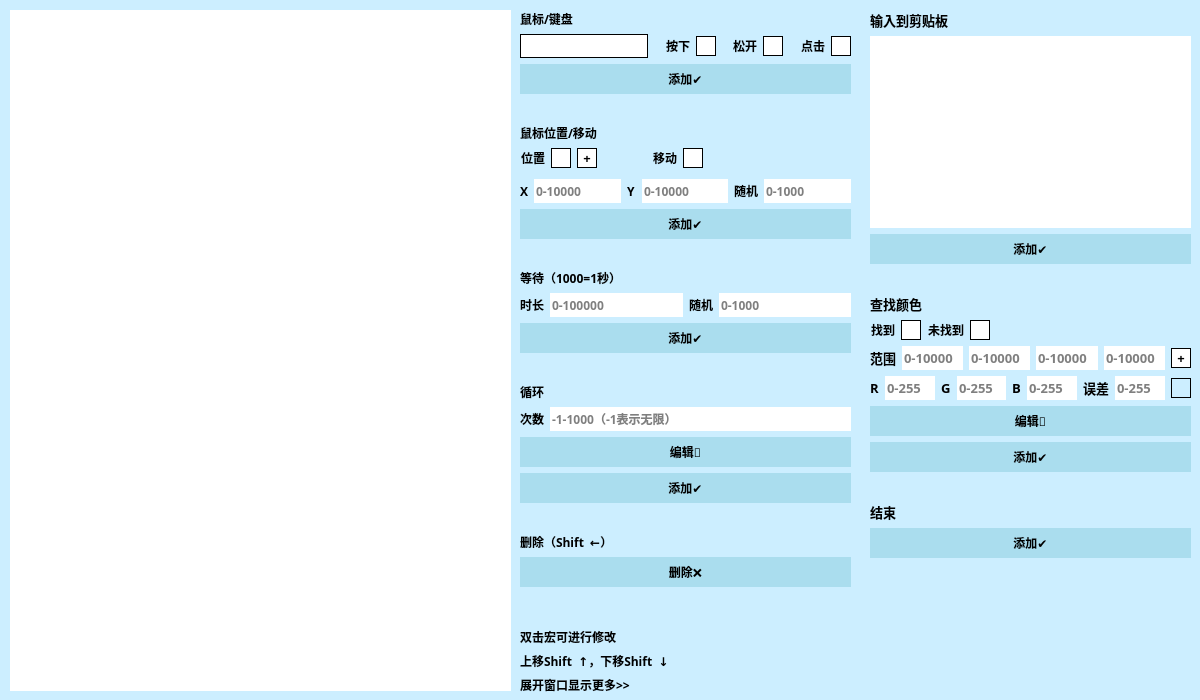
This is .ui/EditUi.ui in hongliangdu/Quickinput as Qt 5 draws it before an edit. The edited form follows.
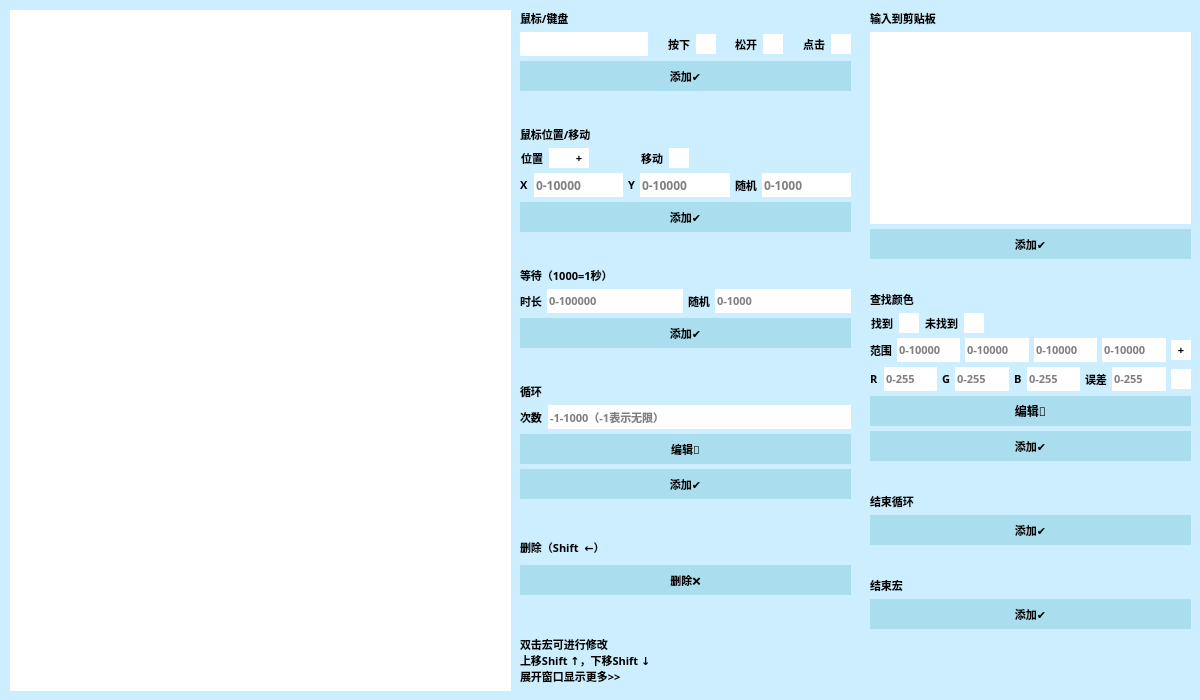
This is the edited form. Icons and pictures are not drawn. Custom widgets are drawn as their Qt base class.

What changed in the file:
```diff
--- a/.ui/EditUi.ui
+++ b/.ui/EditUi.ui
@@ -38,10 +38,18 @@
      <x>520</x>
      <y>10</y>
      <width>331</width>
-     <height>684</height>
+     <height>681</height>
     </rect>
    </property>
    <layout class="QVBoxLayout" name="verticalLayout">
+    <property name="spacing">
+     <number>35</number>
+    </property>
+    <item>
+     <layout class="QVBoxLayout" name="verticalLayout_3">
+      <property name="spacing">
+       <number>5</number>
+      </property>
     <item>
      <widget class="QLabel" name="lbKey">
       <property name="maximumSize">
@@ -53,7 +61,7 @@
       <property name="font">
        <font>
         <family>微软雅黑</family>
-        <pointsize>9</pointsize>
+          <pointsize>8</pointsize>
         <weight>75</weight>
         <bold>true</bold>
        </font>
@@ -63,20 +71,22 @@
       </property>
      </widget>
     </item>
-    <item>
-     <layout class="QHBoxLayout" name="horizontalLayout_3">
-      <property name="bottomMargin">
-       <number>0</number>
-      </property>
-     </layout>
-    </item>
     <item>
      <layout class="QHBoxLayout" name="horizontalLayout">
+        <property name="spacing">
+         <number>5</number>
+        </property>
       <property name="bottomMargin">
        <number>0</number>
       </property>
       <item>
        <widget class="QKeyEdit" name="hkKey" native="true">
+          <property name="sizePolicy">
+           <sizepolicy hsizetype="Preferred" vsizetype="Fixed">
+            <horstretch>0</horstretch>
+            <verstretch>0</verstretch>
+           </sizepolicy>
+          </property>
         <property name="minimumSize">
          <size>
           <width>128</width>
@@ -90,10 +100,10 @@
          </size>
         </property>
         <property name="toolTip">
-         <string>点击后再按下鼠标或键盘</string>
+           <string/>
         </property>
         <property name="styleSheet">
-         <string notr="true">background-color:#FFF; border:1px solid #000;</string>
+           <string notr="true">background-color:#FFF;</string>
         </property>
        </widget>
       </item>
@@ -102,7 +112,7 @@
         <property name="font">
          <font>
           <family>微软雅黑</family>
-          <pointsize>9</pointsize>
+            <pointsize>8</pointsize>
           <weight>75</weight>
           <bold>true</bold>
          </font>
@@ -117,15 +127,7 @@
          <enum>Qt::RightToLeft</enum>
         </property>
         <property name="styleSheet">
-         <string notr="true">QRadioButton::indicator {
-	background-color:#FFF;
-	width:18;
-	height:18;
-	border:1px solid #000;
-}
-QRadioButton::indicator:checked {
-	background-color:#888;
-}</string>
+           <string notr="true">QRadioButton::indicator {background-color:#FFF;width:20px;height:20px}QRadioButton::indicator:checked {background-color:#888;}</string>
         </property>
         <property name="text">
          <string>按下</string>
@@ -137,7 +139,7 @@
         <property name="font">
          <font>
           <family>微软雅黑</family>
-          <pointsize>9</pointsize>
+            <pointsize>8</pointsize>
           <weight>75</weight>
           <bold>true</bold>
          </font>
@@ -152,15 +154,7 @@
          <enum>Qt::RightToLeft</enum>
         </property>
         <property name="styleSheet">
-         <string notr="true">QRadioButton::indicator {
-	background-color:#FFF;
-	width:18;
-	height:18;
-	border:1px solid #000;
-}
-QRadioButton::indicator:checked {
-	background-color:#888;
-}</string>
+           <string notr="true">QRadioButton::indicator {background-color:#FFF;width:20px;height:20px}QRadioButton::indicator:checked {background-color:#888;}</string>
         </property>
         <property name="text">
          <string>松开</string>
@@ -172,7 +166,7 @@
         <property name="font">
          <font>
           <family>微软雅黑</family>
-          <pointsize>9</pointsize>
+            <pointsize>8</pointsize>
           <weight>75</weight>
           <bold>true</bold>
          </font>
@@ -187,15 +181,7 @@
          <enum>Qt::RightToLeft</enum>
         </property>
         <property name="styleSheet">
-         <string notr="true">QRadioButton::indicator {
-	background-color:#FFF;
-	width:18;
-	height:18;
-	border:1px solid #000;
-}
-QRadioButton::indicator:checked {
-	background-color:#888;
-}</string>
+           <string notr="true">QRadioButton::indicator {background-color:#FFF;width:20px;height:20px}QRadioButton::indicator:checked {background-color:#888;}</string>
         </property>
         <property name="text">
          <string>点击</string>
@@ -215,7 +201,7 @@
       <property name="font">
        <font>
         <family>微软雅黑</family>
-        <pointsize>9</pointsize>
+          <pointsize>8</pointsize>
         <weight>75</weight>
         <bold>true</bold>
        </font>
@@ -235,22 +221,13 @@
       </property>
      </widget>
     </item>
+     </layout>
+    </item>
     <item>
-     <widget class="Line" name="line">
-      <property name="minimumSize">
-       <size>
-        <width>0</width>
-        <height>18</height>
-       </size>
+     <layout class="QVBoxLayout" name="verticalLayout_4">
+      <property name="spacing">
+       <number>5</number>
       </property>
-      <property name="styleSheet">
-       <string notr="true">border:none;</string>
-      </property>
-      <property name="orientation">
-       <enum>Qt::Horizontal</enum>
-      </property>
-     </widget>
-    </item>
     <item>
      <widget class="QLabel" name="lbMove">
       <property name="maximumSize">
@@ -262,7 +239,7 @@
       <property name="font">
        <font>
         <family>微软雅黑</family>
-        <pointsize>9</pointsize>
+          <pointsize>8</pointsize>
         <weight>75</weight>
         <bold>true</bold>
        </font>
@@ -274,8 +251,17 @@
     </item>
     <item>
      <layout class="QHBoxLayout" name="horizontalLayout_8">
+        <property name="spacing">
+         <number>0</number>
+        </property>
+        <property name="leftMargin">
+         <number>0</number>
+        </property>
+        <property name="rightMargin">
+         <number>0</number>
+        </property>
       <property name="bottomMargin">
-       <number>5</number>
+         <number>0</number>
       </property>
       <item>
        <widget class="QRadioButton" name="rbPos">
@@ -288,7 +274,7 @@
         <property name="font">
          <font>
           <family>微软雅黑</family>
-          <pointsize>9</pointsize>
+            <pointsize>8</pointsize>
           <weight>75</weight>
           <bold>true</bold>
          </font>
@@ -303,15 +289,7 @@
          <enum>Qt::RightToLeft</enum>
         </property>
         <property name="styleSheet">
-         <string notr="true">QRadioButton::indicator {
-	background-color:#FFF;
-	width:18;
-	height:18;
-	border:1px solid #000;
-}
-QRadioButton::indicator:checked {
-	background-color:#888;
-}</string>
+           <string notr="true">QRadioButton::indicator {background-color:#FFF;width:20px;height:20px}QRadioButton::indicator:checked {background-color:#888;}</string>
         </property>
         <property name="text">
          <string>位置</string>
@@ -335,7 +313,7 @@
         <property name="font">
          <font>
           <family>微软雅黑</family>
-          <pointsize>10</pointsize>
+            <pointsize>8</pointsize>
           <weight>75</weight>
           <bold>true</bold>
          </font>
@@ -344,7 +322,7 @@
          <enum>Qt::ClickFocus</enum>
         </property>
         <property name="styleSheet">
-         <string notr="true">background-color:#FFF; border:1px solid #000;</string>
+           <string notr="true">background-color:#FFF; border:none;</string>
         </property>
         <property name="text">
          <string>+</string>
@@ -362,7 +340,7 @@
         <property name="font">
          <font>
           <family>微软雅黑</family>
-          <pointsize>9</pointsize>
+            <pointsize>8</pointsize>
           <weight>75</weight>
           <bold>true</bold>
          </font>
@@ -377,15 +355,7 @@
          <enum>Qt::RightToLeft</enum>
         </property>
         <property name="styleSheet">
-         <string notr="true">QRadioButton::indicator {
-	background-color:#FFF;
-	width:18;
-	height:18;
-	border:1px solid #000;
-}
-QRadioButton::indicator:checked {
-	background-color:#888;
-}</string>
+           <string notr="true">QRadioButton::indicator {background-color:#FFF;width:20px;height:20px}QRadioButton::indicator:checked {background-color:#888;}</string>
         </property>
         <property name="text">
          <string>移动</string>
@@ -409,6 +379,12 @@
     </item>
     <item>
      <layout class="QHBoxLayout" name="horizontalLayout_2">
+        <property name="spacing">
+         <number>5</number>
+        </property>
+        <property name="leftMargin">
+         <number>0</number>
+        </property>
       <property name="bottomMargin">
        <number>0</number>
       </property>
@@ -417,7 +393,7 @@
         <property name="font">
          <font>
           <family>微软雅黑</family>
-          <pointsize>9</pointsize>
+            <pointsize>8</pointsize>
           <weight>75</weight>
           <bold>true</bold>
          </font>
@@ -468,7 +444,7 @@
         <property name="font">
          <font>
           <family>微软雅黑</family>
-          <pointsize>9</pointsize>
+            <pointsize>8</pointsize>
           <weight>75</weight>
           <bold>true</bold>
          </font>
@@ -513,7 +489,7 @@
         <property name="font">
          <font>
           <family>微软雅黑</family>
-          <pointsize>9</pointsize>
+            <pointsize>8</pointsize>
           <weight>75</weight>
           <bold>true</bold>
          </font>
@@ -569,7 +545,7 @@
       <property name="font">
        <font>
         <family>微软雅黑</family>
-        <pointsize>9</pointsize>
+          <pointsize>8</pointsize>
         <weight>75</weight>
         <bold>true</bold>
        </font>
@@ -589,22 +565,13 @@
       </property>
      </widget>
     </item>
+     </layout>
+    </item>
     <item>
-     <widget class="Line" name="line_2">
-      <property name="minimumSize">
-       <size>
-        <width>0</width>
-        <height>18</height>
-       </size>
+     <layout class="QVBoxLayout" name="verticalLayout_5">
+      <property name="spacing">
+       <number>5</number>
       </property>
-      <property name="styleSheet">
-       <string notr="true">border:none;</string>
-      </property>
-      <property name="orientation">
-       <enum>Qt::Horizontal</enum>
-      </property>
-     </widget>
-    </item>
     <item>
      <widget class="QLabel" name="lbDelay">
       <property name="maximumSize">
@@ -616,7 +583,7 @@
       <property name="font">
        <font>
         <family>微软雅黑</family>
-        <pointsize>9</pointsize>
+          <pointsize>8</pointsize>
         <weight>75</weight>
         <bold>true</bold>
        </font>
@@ -628,12 +595,15 @@
     </item>
     <item>
      <layout class="QHBoxLayout" name="horizontalLayout_4">
+        <property name="spacing">
+         <number>5</number>
+        </property>
       <item>
        <widget class="QLabel" name="lbTime">
         <property name="font">
          <font>
           <family>微软雅黑</family>
-          <pointsize>9</pointsize>
+            <pointsize>8</pointsize>
           <weight>75</weight>
           <bold>true</bold>
          </font>
@@ -657,7 +627,7 @@
         <property name="font">
          <font>
           <family>微软雅黑</family>
-          <pointsize>9</pointsize>
+            <pointsize>8</pointsize>
           <weight>75</weight>
           <bold>true</bold>
          </font>
@@ -687,7 +657,7 @@
         <property name="font">
          <font>
           <family>微软雅黑</family>
-          <pointsize>9</pointsize>
+            <pointsize>8</pointsize>
           <weight>75</weight>
           <bold>true</bold>
          </font>
@@ -714,7 +684,7 @@
         <property name="font">
          <font>
           <family>微软雅黑</family>
-          <pointsize>9</pointsize>
+            <pointsize>8</pointsize>
           <weight>75</weight>
           <bold>true</bold>
          </font>
@@ -752,7 +722,7 @@
       <property name="font">
        <font>
         <family>微软雅黑</family>
-        <pointsize>9</pointsize>
+          <pointsize>8</pointsize>
         <weight>75</weight>
         <bold>true</bold>
        </font>
@@ -772,22 +742,13 @@
       </property>
      </widget>
     </item>
+     </layout>
+    </item>
     <item>
-     <widget class="Line" name="line_3">
-      <property name="minimumSize">
-       <size>
-        <width>0</width>
-        <height>18</height>
-       </size>
+     <layout class="QVBoxLayout" name="verticalLayout_6">
+      <property name="spacing">
+       <number>5</number>
       </property>
-      <property name="styleSheet">
-       <string notr="true">border:none;</string>
-      </property>
-      <property name="orientation">
-       <enum>Qt::Horizontal</enum>
-      </property>
-     </widget>
-    </item>
     <item>
      <widget class="QLabel" name="lbLoop">
       <property name="maximumSize">
@@ -799,7 +760,7 @@
       <property name="font">
        <font>
         <family>微软雅黑</family>
-        <pointsize>9</pointsize>
+          <pointsize>8</pointsize>
         <weight>75</weight>
         <bold>true</bold>
        </font>
@@ -811,12 +772,15 @@
     </item>
     <item>
      <layout class="QHBoxLayout" name="horizontalLayout_7">
+        <property name="spacing">
+         <number>5</number>
+        </property>
       <item>
        <widget class="QLabel" name="lbCount">
         <property name="font">
          <font>
           <family>微软雅黑</family>
-          <pointsize>9</pointsize>
+            <pointsize>8</pointsize>
           <weight>75</weight>
           <bold>true</bold>
          </font>
@@ -840,7 +804,7 @@
         <property name="font">
          <font>
           <family>微软雅黑</family>
-          <pointsize>9</pointsize>
+            <pointsize>8</pointsize>
           <weight>75</weight>
           <bold>true</bold>
          </font>
@@ -878,7 +842,7 @@
       <property name="font">
        <font>
         <family>微软雅黑</family>
-        <pointsize>9</pointsize>
+          <pointsize>8</pointsize>
         <weight>75</weight>
         <bold>true</bold>
        </font>
@@ -909,7 +873,7 @@
       <property name="font">
        <font>
         <family>微软雅黑</family>
-        <pointsize>9</pointsize>
+          <pointsize>8</pointsize>
         <weight>75</weight>
         <bold>true</bold>
        </font>
@@ -929,22 +893,13 @@
       </property>
      </widget>
     </item>
+     </layout>
+    </item>
     <item>
-     <widget class="Line" name="line_4">
-      <property name="minimumSize">
-       <size>
-        <width>0</width>
-        <height>18</height>
-       </size>
+     <layout class="QVBoxLayout" name="verticalLayout_7">
+      <property name="spacing">
+       <number>5</number>
       </property>
-      <property name="styleSheet">
-       <string notr="true">border:none;</string>
-      </property>
-      <property name="orientation">
-       <enum>Qt::Horizontal</enum>
-      </property>
-     </widget>
-    </item>
     <item>
      <widget class="QLabel" name="lbDelete">
       <property name="maximumSize">
@@ -956,7 +911,7 @@
       <property name="font">
        <font>
         <family>微软雅黑</family>
-        <pointsize>9</pointsize>
+          <pointsize>8</pointsize>
         <weight>75</weight>
         <bold>true</bold>
        </font>
@@ -977,7 +932,7 @@
       <property name="font">
        <font>
         <family>微软雅黑</family>
-        <pointsize>9</pointsize>
+          <pointsize>8</pointsize>
         <weight>75</weight>
         <bold>true</bold>
        </font>
@@ -997,60 +952,7 @@
       </property>
      </widget>
     </item>
-    <item>
-     <spacer name="verticalSpacer">
-      <property name="orientation">
-       <enum>Qt::Vertical</enum>
-      </property>
-      <property name="sizeHint" stdset="0">
-       <size>
-        <width>20</width>
-        <height>40</height>
-       </size>
-      </property>
-     </spacer>
-    </item>
-    <item>
-     <widget class="QLabel" name="lbTips3">
-      <property name="maximumSize">
-       <size>
-        <width>16777215</width>
-        <height>16777215</height>
-       </size>
-      </property>
-      <property name="font">
-       <font>
-        <family>微软雅黑</family>
-        <pointsize>9</pointsize>
-        <weight>75</weight>
-        <bold>true</bold>
-       </font>
-      </property>
-      <property name="text">
-       <string>双击宏可进行修改</string>
-      </property>
-     </widget>
-    </item>
-    <item>
-     <widget class="QLabel" name="lbTips2">
-      <property name="maximumSize">
-       <size>
-        <width>16777215</width>
-        <height>16777215</height>
-       </size>
-      </property>
-      <property name="font">
-       <font>
-        <family>微软雅黑</family>
-        <pointsize>9</pointsize>
-        <weight>75</weight>
-        <bold>true</bold>
-       </font>
-      </property>
-      <property name="text">
-       <string>上移Shift  ↑，下移Shift  ↓</string>
-      </property>
-     </widget>
+     </layout>
     </item>
     <item>
      <widget class="QLabel" name="lbTips">
@@ -1063,13 +965,21 @@
       <property name="font">
        <font>
         <family>微软雅黑</family>
-        <pointsize>9</pointsize>
+        <pointsize>8</pointsize>
         <weight>75</weight>
         <bold>true</bold>
        </font>
       </property>
       <property name="text">
-       <string>展开窗口显示更多&gt;&gt;</string>
+       <string>双击宏可进行修改
+上移Shift ↑，下移Shift ↓
+展开窗口显示更多&gt;&gt;</string>
+      </property>
+      <property name="textFormat">
+       <enum>Qt::PlainText</enum>
+      </property>
+      <property name="wordWrap">
+       <bool>true</bool>
       </property>
      </widget>
     </item>
@@ -1158,6 +1068,14 @@
     </rect>
    </property>
    <layout class="QVBoxLayout" name="verticalLayout_2">
+    <property name="spacing">
+     <number>32</number>
+    </property>
+    <item>
+     <layout class="QVBoxLayout" name="verticalLayout_8">
+      <property name="spacing">
+       <number>5</number>
+      </property>
     <item>
      <widget class="QLabel" name="lbText">
       <property name="maximumSize">
@@ -1169,7 +1087,7 @@
       <property name="font">
        <font>
         <family>微软雅黑</family>
-        <pointsize>10</pointsize>
+          <pointsize>8</pointsize>
         <weight>75</weight>
         <bold>true</bold>
        </font>
@@ -1187,7 +1105,7 @@
       <property name="font">
        <font>
         <family>微软雅黑</family>
-        <pointsize>10</pointsize>
+          <pointsize>8</pointsize>
         <weight>50</weight>
         <bold>false</bold>
        </font>
@@ -1229,7 +1147,7 @@
       <property name="font">
        <font>
         <family>微软雅黑</family>
-        <pointsize>9</pointsize>
+          <pointsize>8</pointsize>
         <weight>75</weight>
         <bold>true</bold>
        </font>
@@ -1249,22 +1167,13 @@
       </property>
      </widget>
     </item>
+     </layout>
+    </item>
     <item>
-     <widget class="Line" name="line_5">
-      <property name="minimumSize">
-       <size>
-        <width>0</width>
-        <height>18</height>
-       </size>
+     <layout class="QVBoxLayout" name="verticalLayout_9">
+      <property name="spacing">
+       <number>5</number>
       </property>
-      <property name="styleSheet">
-       <string notr="true">border:none;</string>
-      </property>
-      <property name="orientation">
-       <enum>Qt::Horizontal</enum>
-      </property>
-     </widget>
-    </item>
     <item>
      <widget class="QLabel" name="lbFindColor">
       <property name="maximumSize">
@@ -1276,7 +1185,7 @@
       <property name="font">
        <font>
         <family>微软雅黑</family>
-        <pointsize>10</pointsize>
+          <pointsize>8</pointsize>
         <weight>75</weight>
         <bold>true</bold>
        </font>
@@ -1291,12 +1200,15 @@
     </item>
     <item>
      <layout class="QHBoxLayout" name="horizontalLayout_9">
+        <property name="spacing">
+         <number>5</number>
+        </property>
       <item>
        <widget class="QRadioButton" name="rbColorGet">
         <property name="font">
          <font>
           <family>微软雅黑</family>
-          <pointsize>9</pointsize>
+            <pointsize>8</pointsize>
           <weight>75</weight>
           <bold>true</bold>
          </font>
@@ -1311,15 +1223,7 @@
          <enum>Qt::RightToLeft</enum>
         </property>
         <property name="styleSheet">
-         <string notr="true">QRadioButton::indicator {
-	background-color:#FFF;
-	width:18;
-	height:18;
-	border:1px solid #000;
-}
-QRadioButton::indicator:checked {
-	background-color:#888;
-}</string>
+           <string notr="true">QRadioButton::indicator {background-color:#FFF;width:20px;height:20px}QRadioButton::indicator:checked {background-color:#888;}</string>
         </property>
         <property name="text">
          <string>找到</string>
@@ -1331,7 +1235,7 @@
         <property name="font">
          <font>
           <family>微软雅黑</family>
-          <pointsize>9</pointsize>
+            <pointsize>8</pointsize>
           <weight>75</weight>
           <bold>true</bold>
          </font>
@@ -1346,15 +1250,7 @@
          <enum>Qt::RightToLeft</enum>
         </property>
         <property name="styleSheet">
-         <string notr="true">QRadioButton::indicator {
-	background-color:#FFF;
-	width:18;
-	height:18;
-	border:1px solid #000;
-}
-QRadioButton::indicator:checked {
-	background-color:#888;
-}</string>
+           <string notr="true">QRadioButton::indicator {background-color:#FFF;width:20px;height:20px}QRadioButton::indicator:checked {background-color:#888;}</string>
         </property>
         <property name="text">
          <string>未找到</string>
@@ -1378,6 +1274,9 @@
     </item>
     <item>
      <layout class="QHBoxLayout" name="horizontalLayout_6">
+        <property name="spacing">
+         <number>5</number>
+        </property>
       <property name="bottomMargin">
        <number>0</number>
       </property>
@@ -1386,7 +1285,7 @@
         <property name="font">
          <font>
           <family>微软雅黑</family>
-          <pointsize>10</pointsize>
+            <pointsize>8</pointsize>
           <weight>75</weight>
           <bold>true</bold>
          </font>
@@ -1410,7 +1309,7 @@
         <property name="font">
          <font>
           <family>微软雅黑</family>
-          <pointsize>10</pointsize>
+            <pointsize>8</pointsize>
           <weight>75</weight>
           <bold>true</bold>
          </font>
@@ -1446,7 +1345,7 @@
         <property name="font">
          <font>
           <family>微软雅黑</family>
-          <pointsize>10</pointsize>
+            <pointsize>8</pointsize>
           <weight>75</weight>
           <bold>true</bold>
          </font>
@@ -1476,7 +1375,7 @@
         <property name="font">
          <font>
           <family>微软雅黑</family>
-          <pointsize>10</pointsize>
+            <pointsize>8</pointsize>
           <weight>75</weight>
           <bold>true</bold>
          </font>
@@ -1512,7 +1411,7 @@
         <property name="font">
          <font>
           <family>微软雅黑</family>
-          <pointsize>10</pointsize>
+            <pointsize>8</pointsize>
           <weight>75</weight>
           <bold>true</bold>
          </font>
@@ -1554,7 +1453,7 @@
         <property name="font">
          <font>
           <family>微软雅黑</family>
-          <pointsize>10</pointsize>
+            <pointsize>8</pointsize>
           <weight>75</weight>
           <bold>true</bold>
          </font>
@@ -1566,7 +1465,7 @@
          <bool>false</bool>
         </property>
         <property name="styleSheet">
-         <string notr="true">background-color:#FFF; border:1px solid #000;</string>
+           <string notr="true">background-color:#FFF; border:none;</string>
         </property>
         <property name="text">
          <string>+</string>
@@ -1577,12 +1476,15 @@
     </item>
     <item>
      <layout class="QHBoxLayout" name="horizontalLayout_5">
+        <property name="spacing">
+         <number>5</number>
+        </property>
       <item>
        <widget class="QLabel" name="lbR">
         <property name="font">
          <font>
           <family>微软雅黑</family>
-          <pointsize>10</pointsize>
+            <pointsize>8</pointsize>
           <weight>75</weight>
           <bold>true</bold>
          </font>
@@ -1603,7 +1505,7 @@
         <property name="font">
          <font>
           <family>微软雅黑</family>
-          <pointsize>10</pointsize>
+            <pointsize>8</pointsize>
           <weight>75</weight>
           <bold>true</bold>
          </font>
@@ -1633,7 +1535,7 @@
         <property name="font">
          <font>
           <family>微软雅黑</family>
-          <pointsize>10</pointsize>
+            <pointsize>8</pointsize>
           <weight>75</weight>
           <bold>true</bold>
          </font>
@@ -1654,7 +1556,7 @@
         <property name="font">
          <font>
           <family>微软雅黑</family>
-          <pointsize>10</pointsize>
+            <pointsize>8</pointsize>
           <weight>75</weight>
           <bold>true</bold>
          </font>
@@ -1684,7 +1586,7 @@
         <property name="font">
          <font>
           <family>微软雅黑</family>
-          <pointsize>10</pointsize>
+            <pointsize>8</pointsize>
           <weight>75</weight>
           <bold>true</bold>
          </font>
@@ -1705,7 +1607,7 @@
         <property name="font">
          <font>
           <family>微软雅黑</family>
-          <pointsize>10</pointsize>
+            <pointsize>8</pointsize>
           <weight>75</weight>
           <bold>true</bold>
          </font>
@@ -1735,7 +1637,7 @@
         <property name="font">
          <font>
           <family>微软雅黑</family>
-          <pointsize>10</pointsize>
+            <pointsize>8</pointsize>
           <weight>75</weight>
           <bold>true</bold>
          </font>
@@ -1759,7 +1661,7 @@
         <property name="font">
          <font>
           <family>微软雅黑</family>
-          <pointsize>10</pointsize>
+            <pointsize>8</pointsize>
           <weight>75</weight>
           <bold>true</bold>
          </font>
@@ -1813,7 +1715,7 @@
          <bool>false</bool>
         </property>
         <property name="styleSheet">
-         <string notr="true">border:1px solid #000;</string>
+           <string notr="true">background-color:#FFF; border:none;</string>
         </property>
         <property name="text">
          <string/>
@@ -1833,7 +1735,6 @@
       <property name="font">
        <font>
         <family>微软雅黑</family>
-        <pointsize>9</pointsize>
         <weight>75</weight>
         <bold>true</bold>
        </font>
@@ -1864,7 +1765,7 @@
       <property name="font">
        <font>
         <family>微软雅黑</family>
-        <pointsize>9</pointsize>
+          <pointsize>8</pointsize>
         <weight>75</weight>
         <bold>true</bold>
        </font>
@@ -1884,22 +1785,75 @@
       </property>
      </widget>
     </item>
+     </layout>
+    </item>
     <item>
-     <widget class="Line" name="line_6">
+     <layout class="QVBoxLayout" name="verticalLayout_11">
+      <property name="spacing">
+       <number>5</number>
+      </property>
+      <item>
+       <widget class="QLabel" name="lbEndLoop">
+        <property name="maximumSize">
+         <size>
+          <width>16777215</width>
+          <height>16777215</height>
+         </size>
+        </property>
+        <property name="font">
+         <font>
+          <family>微软雅黑</family>
+          <pointsize>8</pointsize>
+          <weight>75</weight>
+          <bold>true</bold>
+         </font>
+        </property>
+        <property name="toolTip">
+         <string>输入后按下Ctrl  V粘贴到输入框</string>
+        </property>
+        <property name="text">
+         <string>结束循环</string>
+        </property>
+       </widget>
+      </item>
+      <item>
+       <widget class="QPushButton" name="bnEndLoopAdd">
       <property name="minimumSize">
        <size>
         <width>0</width>
-        <height>18</height>
-       </size>
-      </property>
+          <height>30</height>
+         </size>
+        </property>
+        <property name="font">
+         <font>
+          <family>微软雅黑</family>
+          <pointsize>8</pointsize>
+          <weight>75</weight>
+          <bold>true</bold>
+         </font>
+        </property>
+        <property name="focusPolicy">
+         <enum>Qt::ClickFocus</enum>
+        </property>
+        <property name="toolTip">
+         <string/>
+        </property>
       <property name="styleSheet">
-       <string notr="true">border:none;</string>
-      </property>
-      <property name="orientation">
-       <enum>Qt::Horizontal</enum>
+         <string notr="true">QPushButton{background-color: #ADE;border:none;}
+QPushButton:hover{background-color: #C0E2F2;}</string>
+        </property>
+        <property name="text">
+         <string>添加✔</string>
       </property>
      </widget>
     </item>
+     </layout>
+    </item>
+    <item>
+     <layout class="QVBoxLayout" name="verticalLayout_10">
+      <property name="spacing">
+       <number>5</number>
+      </property>
     <item>
      <widget class="QLabel" name="lbEnd">
       <property name="maximumSize">
@@ -1911,7 +1865,7 @@
       <property name="font">
        <font>
         <family>微软雅黑</family>
-        <pointsize>10</pointsize>
+          <pointsize>8</pointsize>
         <weight>75</weight>
         <bold>true</bold>
        </font>
@@ -1920,7 +1874,7 @@
        <string>输入后按下Ctrl  V粘贴到输入框</string>
       </property>
       <property name="text">
-       <string>结束</string>
+         <string>结束宏</string>
       </property>
      </widget>
     </item>
@@ -1935,7 +1889,7 @@
       <property name="font">
        <font>
         <family>微软雅黑</family>
-        <pointsize>9</pointsize>
+          <pointsize>8</pointsize>
         <weight>75</weight>
         <bold>true</bold>
        </font>
@@ -1954,6 +1908,8 @@
        <string>添加✔</string>
       </property>
      </widget>
+      </item>
+     </layout>
     </item>
     <item>
      <spacer name="verticalSpacer_2">
```
Lines whose indentation alone changed are shown as unchanged.
